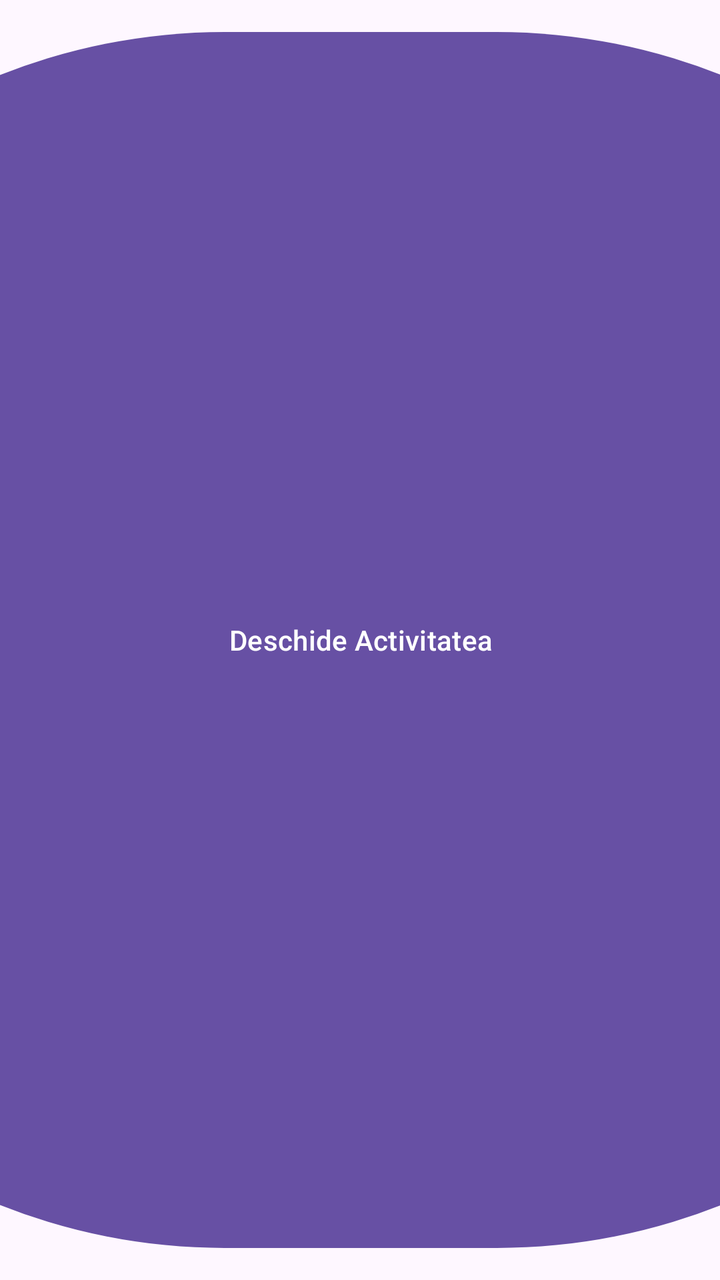
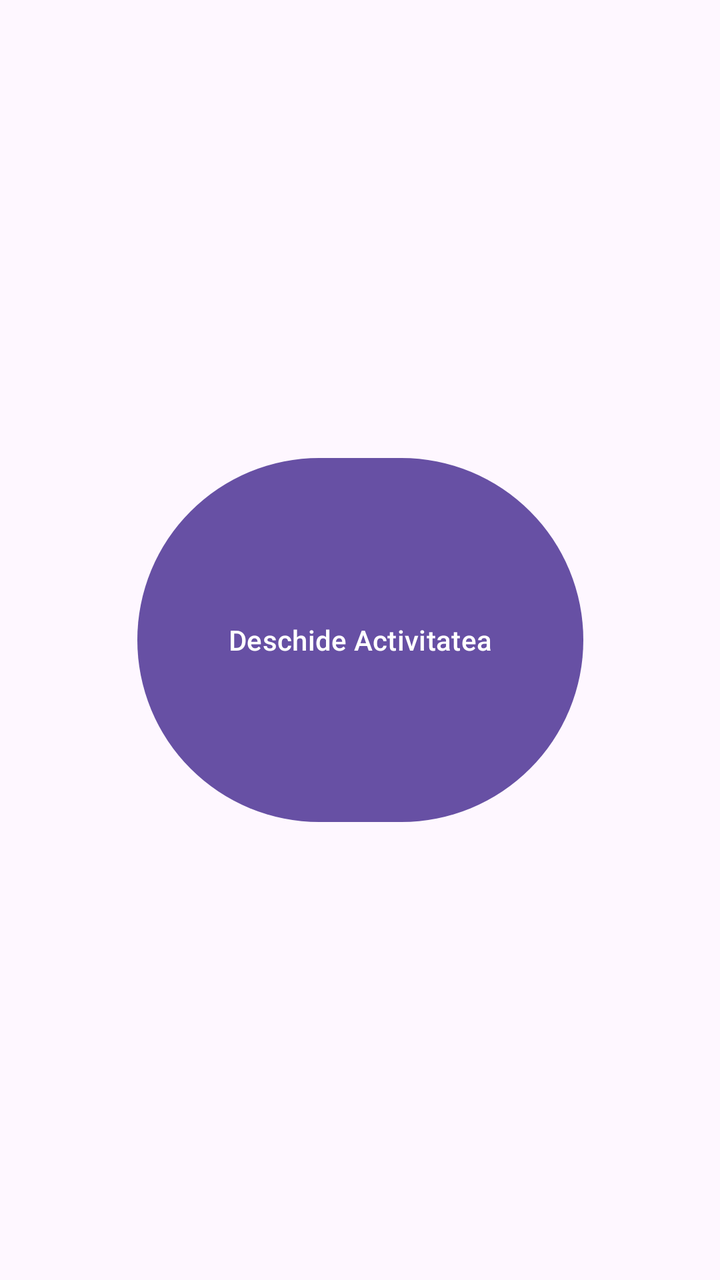

Before-and-after screenshots of an Android layout around one commit, followed by the original layout XML and the change that was made.
<!-- AndroidManifest.xml: application theme Theme.Bucur_Andrei_ActivitateDAM2026 -->
<!-- res/layout/activity_noua_activitate.xml -->
<?xml version="1.0" encoding="utf-8"?>
<androidx.constraintlayout.widget.ConstraintLayout xmlns:android="http://schemas.android.com/apk/res/android"
    xmlns:app="http://schemas.android.com/apk/res-auto"
    xmlns:tools="http://schemas.android.com/tools"
    android:id="@+id/main"
    android:layout_width="match_parent"
    android:layout_height="match_parent"
    tools:context=".NouaActivitate">

    <Button
        android:id="@+id/button"
        android:onClick="openActivity"
        android:layout_width="744dp"
        android:layout_height="616dp"
        android:text="@string/deschide_activitatea"
        app:layout_constraintBottom_toBottomOf="parent"
        app:layout_constraintEnd_toEndOf="parent"
        app:layout_constraintStart_toStartOf="parent"
        app:layout_constraintTop_toTopOf="parent" />
</androidx.constraintlayout.widget.ConstraintLayout>
<!-- resources referenced by this layout -->
<resources>
  <string name="deschide_activitatea">Deschide Activitatea</string>
  <style name="Theme.Bucur_Andrei_ActivitateDAM2026" parent="Base.Theme.Bucur_Andrei_ActivitateDAM2026" />
  <style name="Base.Theme.Bucur_Andrei_ActivitateDAM2026" parent="Theme.Material3.DayNight.NoActionBar">
          
          
      </style>
</resources>

<!-- the commit's change to res/layout/activity_noua_activitate.xml (unified diff, before → after) -->
@@ -9,9 +9,9 @@
 
     <Button
         android:id="@+id/button"
+        android:layout_width="223dp"
+        android:layout_height="190dp"
         android:onClick="openActivity"
-        android:layout_width="744dp"
-        android:layout_height="616dp"
         android:text="@string/deschide_activitatea"
         app:layout_constraintBottom_toBottomOf="parent"
         app:layout_constraintEnd_toEndOf="parent"
